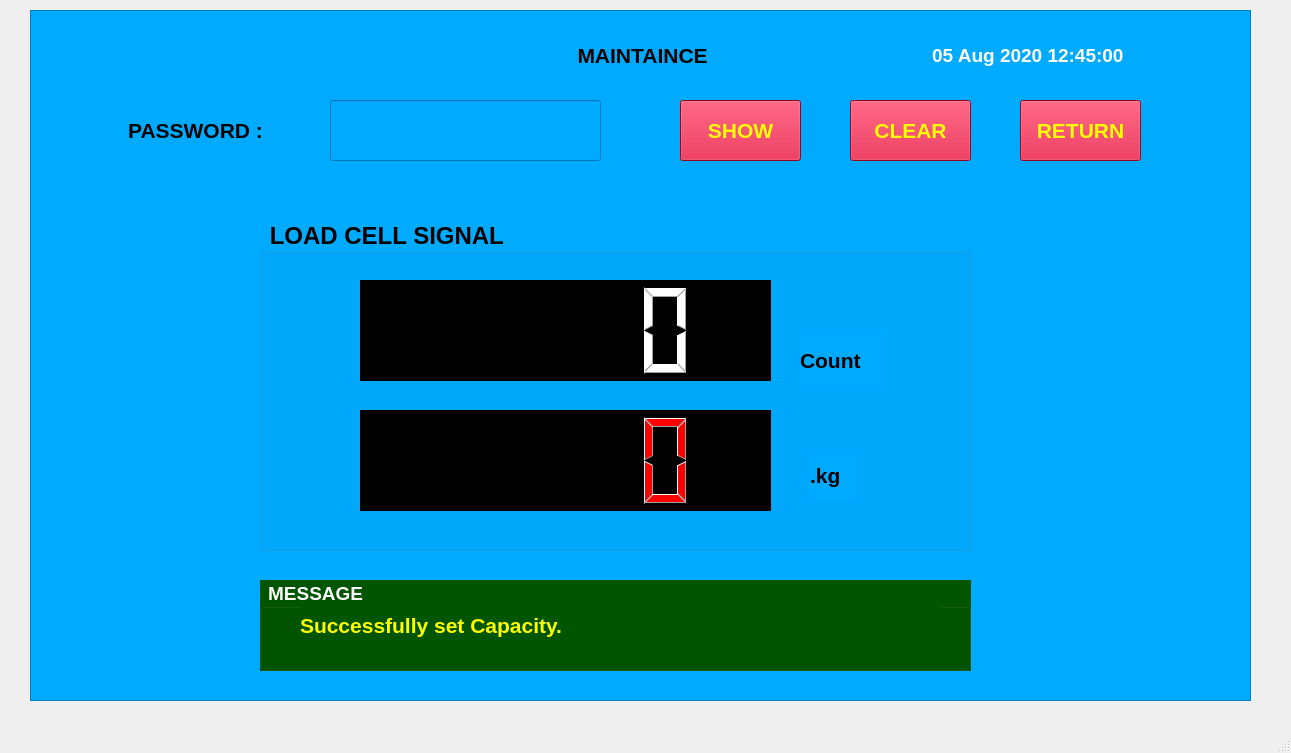
This is FCI/ui/fci_43_admin_maintns.ui in sanjaymanegit/testRepo as Qt 5 draws it before an edit. The edited form follows.
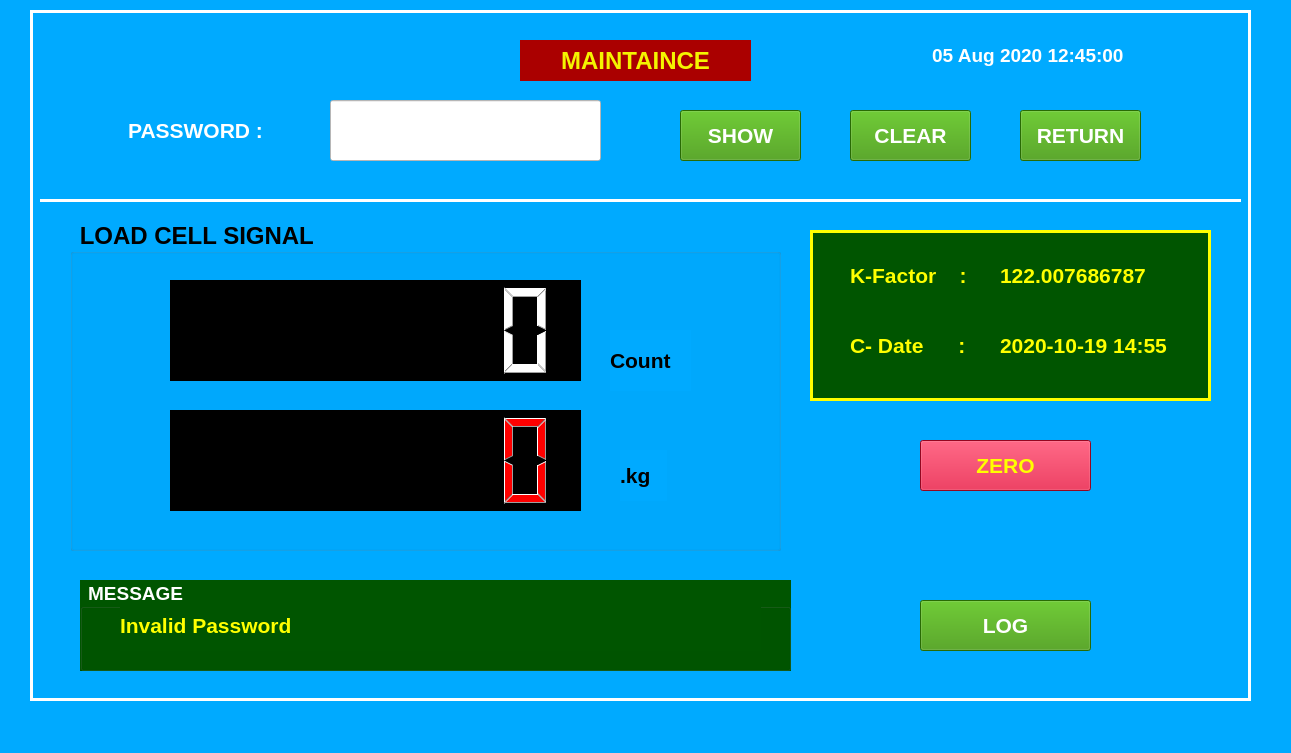
This is the edited form.

```diff
--- a/FCI/ui/fci_43_admin_maintns.ui
+++ b/FCI/ui/fci_43_admin_maintns.ui
@@ -19,6 +19,10 @@
   <property name="windowTitle">
    <string>MainWindow</string>
   </property>
+  <property name="styleSheet">
+   <string notr="true">background-color: rgb(0, 170, 255);
+border-color: rgb(255, 255, 255);</string>
+  </property>
   <widget class="QWidget" name="centralwidget">
    <widget class="QFrame" name="frame">
     <property name="geometry">
@@ -35,13 +39,17 @@
      </font>
     </property>
     <property name="styleSheet">
-     <string notr="true">background-color: rgb(0, 170, 255);</string>
+     <string notr="true">background-color: rgb(0, 170, 255);
+color: rgb(255, 255, 255);</string>
     </property>
     <property name="frameShape">
-     <enum>QFrame::StyledPanel</enum>
+     <enum>QFrame::Box</enum>
     </property>
     <property name="frameShadow">
-     <enum>QFrame::Raised</enum>
+     <enum>QFrame::Plain</enum>
+    </property>
+    <property name="lineWidth">
+     <number>3</number>
     </property>
     <widget class="QLabel" name="label_20">
      <property name="geometry">
@@ -71,34 +79,10 @@
       <set>Qt::AlignCenter</set>
      </property>
     </widget>
-    <widget class="QLabel" name="label">
-     <property name="geometry">
-      <rect>
-       <x>500</x>
-       <y>20</y>
-       <width>231</width>
-       <height>51</height>
-      </rect>
-     </property>
-     <property name="font">
-      <font>
-       <family>Arial</family>
-       <pointsize>16</pointsize>
-       <weight>75</weight>
-       <bold>true</bold>
-      </font>
-     </property>
-     <property name="text">
-      <string>MAINTAINCE </string>
-     </property>
-     <property name="alignment">
-      <set>Qt::AlignCenter</set>
-     </property>
-    </widget>
     <widget class="QGroupBox" name="groupBox_6">
      <property name="geometry">
       <rect>
-       <x>230</x>
+       <x>40</x>
        <y>210</y>
        <width>711</width>
        <height>331</height>
@@ -114,11 +98,14 @@
      </property>
      <property name="styleSheet">
       <string notr="true">color: rgb(0, 0, 0);
-border-color: rgb(0, 0, 0);</string>
+</string>
      </property>
      <property name="title">
       <string> LOAD CELL SIGNAL</string>
      </property>
+     <property name="flat">
+      <bool>false</bool>
+     </property>
      <widget class="QLCDNumber" name="lcdNumber">
       <property name="geometry">
        <rect>
@@ -142,6 +129,9 @@
 font: 10pt &quot;MS Sans Serif&quot;;
 color: rgb(255, 255, 255);</string>
       </property>
+      <property name="digitCount">
+       <number>7</number>
+      </property>
      </widget>
      <widget class="QLabel" name="label_4">
       <property name="geometry">
@@ -210,15 +200,18 @@
 color: rgb(255, 0, 0);
 border-color: rgb(255, 0, 0);</string>
       </property>
+      <property name="digitCount">
+       <number>7</number>
+      </property>
      </widget>
     </widget>
     <widget class="QPushButton" name="pushButton_9">
      <property name="geometry">
       <rect>
        <x>990</x>
-       <y>90</y>
+       <y>100</y>
        <width>121</width>
-       <height>61</height>
+       <height>51</height>
       </rect>
      </property>
      <property name="font">
@@ -230,8 +223,8 @@
       </font>
      </property>
      <property name="styleSheet">
-      <string notr="true">background-color: rgb(209, 8, 45);
-color: rgb(255, 255, 0);</string>
+      <string notr="true">color: rgb(255, 255, 255);
+background-color: rgb(58, 150, 4);</string>
      </property>
      <property name="text">
       <string>RETURN</string>
@@ -240,7 +233,7 @@
     <widget class="QGroupBox" name="groupBox_7">
      <property name="geometry">
       <rect>
-       <x>230</x>
+       <x>50</x>
        <y>570</y>
        <width>711</width>
        <height>91</height>
@@ -281,7 +274,7 @@
        <string notr="true">color: rgb(255, 255, 0);</string>
       </property>
       <property name="text">
-       <string>Successfully set Capacity.</string>
+       <string>Invalid Password</string>
       </property>
       <property name="alignment">
        <set>Qt::AlignLeading|Qt::AlignLeft|Qt::AlignVCenter</set>
@@ -305,6 +298,9 @@
        <bold>true</bold>
       </font>
      </property>
+     <property name="styleSheet">
+      <string notr="true">background-color: rgb(255, 255, 255);</string>
+     </property>
      <property name="text">
       <string/>
      </property>
@@ -337,9 +333,9 @@
      <property name="geometry">
       <rect>
        <x>650</x>
-       <y>90</y>
+       <y>100</y>
        <width>121</width>
-       <height>61</height>
+       <height>51</height>
       </rect>
      </property>
      <property name="font">
@@ -351,8 +347,8 @@
       </font>
      </property>
      <property name="styleSheet">
-      <string notr="true">background-color: rgb(209, 8, 45);
-color: rgb(255, 255, 0);</string>
+      <string notr="true">color: rgb(255, 255, 255);
+background-color: rgb(58, 150, 4);</string>
      </property>
      <property name="text">
       <string>SHOW</string>
@@ -362,9 +358,9 @@
      <property name="geometry">
       <rect>
        <x>820</x>
-       <y>90</y>
+       <y>100</y>
        <width>121</width>
-       <height>61</height>
+       <height>51</height>
       </rect>
      </property>
      <property name="font">
@@ -376,13 +372,235 @@
       </font>
      </property>
      <property name="styleSheet">
-      <string notr="true">background-color: rgb(209, 8, 45);
-color: rgb(255, 255, 0);</string>
+      <string notr="true">color: rgb(255, 255, 255);
+background-color: rgb(58, 150, 4);</string>
      </property>
      <property name="text">
       <string>CLEAR</string>
      </property>
     </widget>
+    <widget class="Line" name="line">
+     <property name="geometry">
+      <rect>
+       <x>10</x>
+       <y>180</y>
+       <width>1201</width>
+       <height>20</height>
+      </rect>
+     </property>
+     <property name="frameShadow">
+      <enum>QFrame::Plain</enum>
+     </property>
+     <property name="lineWidth">
+      <number>3</number>
+     </property>
+     <property name="orientation">
+      <enum>Qt::Horizontal</enum>
+     </property>
+    </widget>
+    <widget class="QFrame" name="frame_2">
+     <property name="geometry">
+      <rect>
+       <x>780</x>
+       <y>220</y>
+       <width>401</width>
+       <height>171</height>
+      </rect>
+     </property>
+     <property name="styleSheet">
+      <string notr="true">color: rgb(255, 255, 0);
+background-color: rgb(0, 85, 0);</string>
+     </property>
+     <property name="frameShape">
+      <enum>QFrame::Box</enum>
+     </property>
+     <property name="frameShadow">
+      <enum>QFrame::Plain</enum>
+     </property>
+     <property name="lineWidth">
+      <number>3</number>
+     </property>
+     <widget class="QLabel" name="label_3">
+      <property name="geometry">
+       <rect>
+        <x>40</x>
+        <y>20</y>
+        <width>131</width>
+        <height>51</height>
+       </rect>
+      </property>
+      <property name="font">
+       <font>
+        <family>Arial</family>
+        <pointsize>16</pointsize>
+        <weight>75</weight>
+        <bold>true</bold>
+       </font>
+      </property>
+      <property name="text">
+       <string>K-Factor    :</string>
+      </property>
+      <property name="alignment">
+       <set>Qt::AlignLeading|Qt::AlignLeft|Qt::AlignVCenter</set>
+      </property>
+     </widget>
+     <widget class="QLabel" name="label_5">
+      <property name="geometry">
+       <rect>
+        <x>190</x>
+        <y>20</y>
+        <width>161</width>
+        <height>51</height>
+       </rect>
+      </property>
+      <property name="font">
+       <font>
+        <family>Arial</family>
+        <pointsize>16</pointsize>
+        <weight>75</weight>
+        <bold>true</bold>
+       </font>
+      </property>
+      <property name="styleSheet">
+       <string notr="true"/>
+      </property>
+      <property name="text">
+       <string>122.007686787</string>
+      </property>
+      <property name="alignment">
+       <set>Qt::AlignLeading|Qt::AlignLeft|Qt::AlignVCenter</set>
+      </property>
+     </widget>
+     <widget class="QLabel" name="label_7">
+      <property name="geometry">
+       <rect>
+        <x>40</x>
+        <y>90</y>
+        <width>131</width>
+        <height>51</height>
+       </rect>
+      </property>
+      <property name="font">
+       <font>
+        <family>Arial</family>
+        <pointsize>16</pointsize>
+        <weight>75</weight>
+        <bold>true</bold>
+       </font>
+      </property>
+      <property name="text">
+       <string>C- Date      :</string>
+      </property>
+      <property name="alignment">
+       <set>Qt::AlignLeading|Qt::AlignLeft|Qt::AlignVCenter</set>
+      </property>
+     </widget>
+     <widget class="QLabel" name="label_8">
+      <property name="geometry">
+       <rect>
+        <x>190</x>
+        <y>90</y>
+        <width>181</width>
+        <height>51</height>
+       </rect>
+      </property>
+      <property name="font">
+       <font>
+        <family>Arial</family>
+        <pointsize>16</pointsize>
+        <weight>75</weight>
+        <bold>true</bold>
+       </font>
+      </property>
+      <property name="styleSheet">
+       <string notr="true"/>
+      </property>
+      <property name="text">
+       <string>2020-10-19 14:55</string>
+      </property>
+      <property name="alignment">
+       <set>Qt::AlignLeading|Qt::AlignLeft|Qt::AlignVCenter</set>
+      </property>
+     </widget>
+    </widget>
+    <widget class="QPushButton" name="pushButton_12">
+     <property name="geometry">
+      <rect>
+       <x>890</x>
+       <y>430</y>
+       <width>171</width>
+       <height>51</height>
+      </rect>
+     </property>
+     <property name="font">
+      <font>
+       <family>Arial</family>
+       <pointsize>16</pointsize>
+       <weight>75</weight>
+       <bold>true</bold>
+      </font>
+     </property>
+     <property name="styleSheet">
+      <string notr="true">background-color: rgb(209, 8, 45);
+color: rgb(255, 255, 0);</string>
+     </property>
+     <property name="text">
+      <string>ZERO</string>
+     </property>
+    </widget>
+    <widget class="QLabel" name="label_9">
+     <property name="geometry">
+      <rect>
+       <x>490</x>
+       <y>30</y>
+       <width>231</width>
+       <height>41</height>
+      </rect>
+     </property>
+     <property name="font">
+      <font>
+       <family>Arial</family>
+       <pointsize>18</pointsize>
+       <weight>75</weight>
+       <bold>true</bold>
+      </font>
+     </property>
+     <property name="styleSheet">
+      <string notr="true">color: rgb(244, 244, 0);
+background-color: rgb(170, 0, 0);</string>
+     </property>
+     <property name="text">
+      <string>MAINTAINCE</string>
+     </property>
+     <property name="alignment">
+      <set>Qt::AlignCenter</set>
+     </property>
+    </widget>
+    <widget class="QPushButton" name="pushButton_13">
+     <property name="geometry">
+      <rect>
+       <x>890</x>
+       <y>590</y>
+       <width>171</width>
+       <height>51</height>
+      </rect>
+     </property>
+     <property name="font">
+      <font>
+       <family>Arial</family>
+       <pointsize>16</pointsize>
+       <weight>75</weight>
+       <bold>true</bold>
+      </font>
+     </property>
+     <property name="styleSheet">
+      <string notr="true">color: rgb(255, 255, 255);
+background-color: rgb(58, 150, 4);</string>
+     </property>
+     <property name="text">
+      <string>LOG</string>
+     </property>
+    </widget>
    </widget>
   </widget>
   <widget class="QMenuBar" name="menubar">
```
